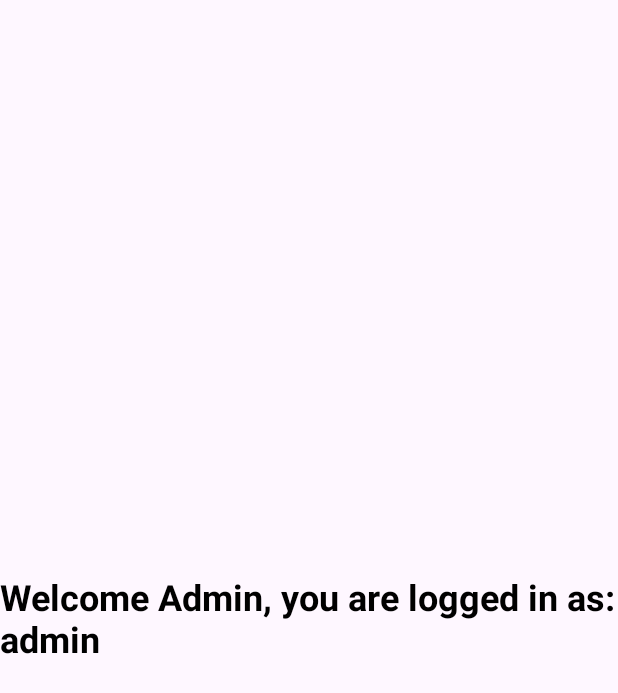
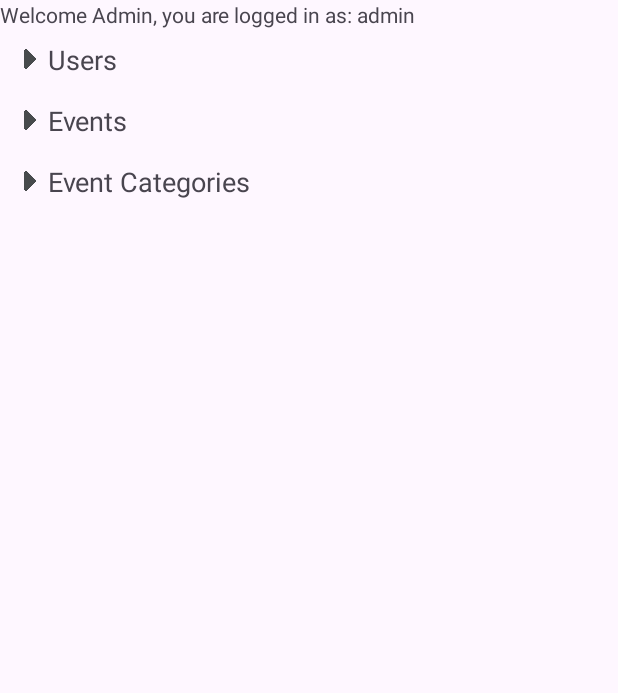
Before and after one commit to CryoSnake22/LocalLoop-App, an Android app: the AdminDashboard screen opened directly, with no data from a screen before it, on a phone screen of 412 x 824 dp. Shown: the top 693 px of the screen. Run offline under Robolectric (Android 15) with nearby library versions, the phone set to English and light mode, and no system bars.

Commit message:
Added UI for collapseable RecyclerView

```diff
--- a/app/build.gradle.kts
+++ b/app/build.gradle.kts
@@ -38,7 +38,6 @@ dependencies {
     implementation("com.google.firebase:firebase-auth")
     implementation("com.google.android.gms:play-services-auth:21.3.0")
     implementation("com.google.firebase:firebase-analytics")
-
     implementation(libs.appcompat)
     implementation(libs.material)
     implementation(libs.activity)
--- a/app/src/main/java/com/example/localloop/ui/auth/AdminDashboard.java
+++ b/app/src/main/java/com/example/localloop/ui/auth/AdminDashboard.java
@@ -2,6 +2,9 @@ package com.example.localloop.ui.auth;
 
 import android.content.Intent;
 import android.os.Bundle;
+import android.view.View;
+import android.widget.ImageView;
+import android.widget.LinearLayout;
 import android.widget.TextView;
 
 import androidx.activity.EdgeToEdge;
@@ -9,6 +12,7 @@ import androidx.appcompat.app.AppCompatActivity;
 import androidx.core.graphics.Insets;
 import androidx.core.view.ViewCompat;
 import androidx.core.view.WindowInsetsCompat;
+import androidx.recyclerview.widget.RecyclerView;
 
 import com.example.localloop.R;
 import com.example.localloop.data.model.User;
@@ -17,6 +21,16 @@ import com.example.localloop.utils.UserUtils;
 public class AdminDashboard extends AppCompatActivity {
     private User user;
     private TextView textWelcome;
+    private LinearLayout userLayout;
+    private LinearLayout eventLayout;
+    private LinearLayout categoryLayout;
+    private RecyclerView rvUser;
+    private RecyclerView rvEvent;
+    private RecyclerView rvCategory;
+    private ImageView arrowUser;
+    private ImageView arrowEvent;
+    private ImageView arrowCategory;
+
     @Override
     protected void onCreate(Bundle savedInstanceState) {
         super.onCreate(savedInstanceState);
@@ -28,6 +42,46 @@ public class AdminDashboard extends AppCompatActivity {
             return insets;
         });
         textWelcome = findViewById(R.id.textWelcome);
+        userLayout = findViewById(R.id.headerUsers);
+        eventLayout = findViewById(R.id.headerEvents);
+        rvUser = findViewById(R.id.rvUsers);
+        rvEvent = findViewById(R.id.rvEvents);
+        rvCategory = findViewById(R.id.rvCategories);
+        arrowUser = findViewById(R.id.arrowUsers);
+        arrowEvent = findViewById(R.id.arrowEvents);
+        arrowCategory = findViewById(R.id.arrowCategories);
+
+        categoryLayout = findViewById(R.id.headerCategories);
+
+        userLayout.setOnClickListener(v->{
+            if (rvUser.getVisibility()== View.GONE){
+               rvUser.setVisibility(View.VISIBLE);
+               arrowUser.setRotation(0);
+            } else{
+                rvUser.setVisibility(View.GONE);
+                arrowUser.setRotation(-90);
+            }
+        });
+        eventLayout.setOnClickListener(v->{
+            if (rvEvent.getVisibility()== View.GONE){
+                rvEvent.setVisibility(View.VISIBLE);
+                arrowEvent.setRotation(0);
+            } else{
+                rvEvent.setVisibility(View.GONE);
+                arrowEvent.setRotation(-90);
+            }
+        });
+        categoryLayout.setOnClickListener(v->{
+            if (rvCategory.getVisibility()== View.GONE){
+                rvCategory.setVisibility(View.VISIBLE);
+                arrowCategory.setRotation(0);
+
+            } else{
+                rvCategory.setVisibility(View.GONE);
+                arrowCategory.setRotation(-90);
+            }
+        });
+
         Intent intent = getIntent();
         String UID = intent.getStringExtra("UID");
 //        UserUtils.UIDtoUserAsync(UID, userAsync -> {
--- a/app/src/main/res/layout/activity_admin_dashboard.xml
+++ b/app/src/main/res/layout/activity_admin_dashboard.xml
@@ -1,22 +1,115 @@
-<?xml version="1.0" encoding="utf-8"?>
-<LinearLayout xmlns:android="http://schemas.android.com/apk/res/android"
-    xmlns:app="http://schemas.android.com/apk/res-auto"
-    xmlns:tools="http://schemas.android.com/tools"
+<LinearLayout
+    xmlns:android="http://schemas.android.com/apk/res/android"
     android:id="@+id/main"
-    tools:context=".ui.auth.AdminDashboard"
+    android:orientation="vertical"
     android:layout_width="match_parent"
     android:layout_height="match_parent"
-    android:orientation="vertical"
-    android:gravity="center"
-    android:padding="24dp">
-
+    android:padding="16dp">
     <TextView
         android:id="@+id/textWelcome"
-        android:layout_width="wrap_content"
+        android:layout_width="match_parent"
         android:layout_height="wrap_content"
-        android:text=""
-        android:textSize="24sp"
-        android:textStyle="bold"
-        android:textColor="@android:color/black" />
+        android:text=""/>
+    <!-- USERS SECTION -->
+    <LinearLayout
+        android:id="@+id/headerUsers"
+        android:layout_width="match_parent"
+        android:layout_height="wrap_content"
+        android:clickable="true"
+        android:focusable="true"
+        android:padding="8dp"
+        android:orientation="horizontal"
+        android:gravity="center_vertical">
+
+        <ImageView
+            android:id="@+id/arrowUsers"
+            android:layout_width="24dp"
+            android:layout_height="24dp"
+            android:rotation="-90"
+            android:src="@drawable/arrow_collapse" />
+
+        <TextView
+            android:layout_width="0dp"
+            android:layout_height="wrap_content"
+            android:layout_weight="1"
+            android:text="Users"
+            android:textSize="18sp"/>
+
+    </LinearLayout>
+
+    <androidx.recyclerview.widget.RecyclerView
+        android:id="@+id/rvUsers"
+        android:layout_width="match_parent"
+        android:layout_height="200dp"
+        android:visibility="gone"
+        android:overScrollMode="never"/>
+
+    <!-- EVENTS SECTION -->
+    <LinearLayout
+        android:id="@+id/headerEvents"
+        android:layout_width="match_parent"
+        android:layout_height="wrap_content"
+        android:clickable="true"
+        android:focusable="true"
+        android:padding="8dp"
+        android:orientation="horizontal"
+        android:gravity="center_vertical">
+
+        <ImageView
+            android:id="@+id/arrowEvents"
+            android:layout_width="24dp"
+            android:layout_height="24dp"
+            android:rotation="-90"
+            android:src="@drawable/arrow_collapse" />
+
+        <TextView
+            android:layout_width="0dp"
+            android:layout_height="wrap_content"
+            android:layout_weight="1"
+            android:text="Events"
+            android:textSize="18sp"/>
+
+    </LinearLayout>
+
+    <androidx.recyclerview.widget.RecyclerView
+        android:id="@+id/rvEvents"
+        android:layout_width="match_parent"
+        android:layout_height="200dp"
+        android:visibility="gone"
+        android:overScrollMode="never"/>
+
+    <!-- CATEGORIES SECTION -->
+    <LinearLayout
+        android:id="@+id/headerCategories"
+        android:layout_width="match_parent"
+        android:layout_height="wrap_content"
+        android:clickable="true"
+        android:focusable="true"
+        android:padding="8dp"
+        android:orientation="horizontal"
+        android:gravity="center_vertical">
+
+        <ImageView
+            android:id="@+id/arrowCategories"
+            android:layout_width="24dp"
+            android:layout_height="24dp"
+            android:rotation="-90"
+            android:src="@drawable/arrow_collapse" />
+
+        <TextView
+            android:layout_width="0dp"
+            android:layout_weight="1"
+            android:layout_height="wrap_content"
+            android:text="Event Categories"
+            android:textSize="18sp"/>
+
+    </LinearLayout>
+
+    <androidx.recyclerview.widget.RecyclerView
+        android:id="@+id/rvCategories"
+        android:layout_width="match_parent"
+        android:layout_height="200dp"
+        android:overScrollMode="never"
+        android:visibility="gone" />
 
 </LinearLayout>
```
Also changed, not shown: app/src/main/res/drawable/arrow_collapse.png (added).
